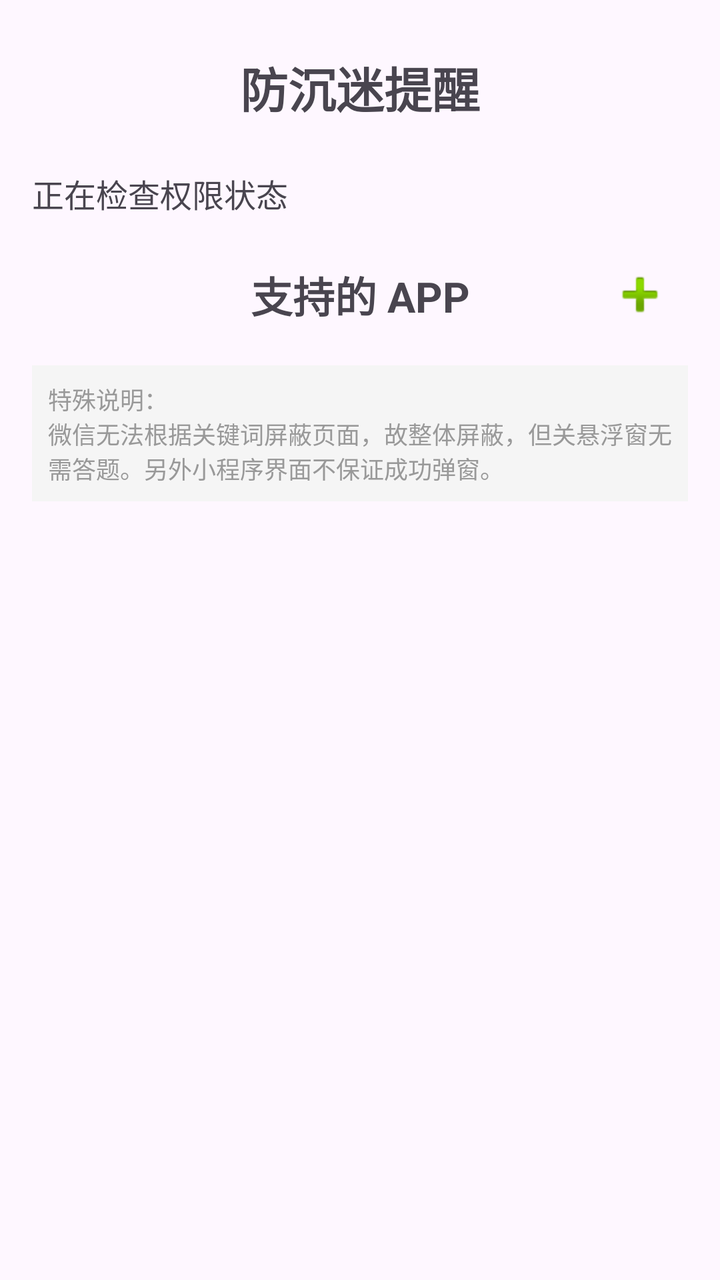
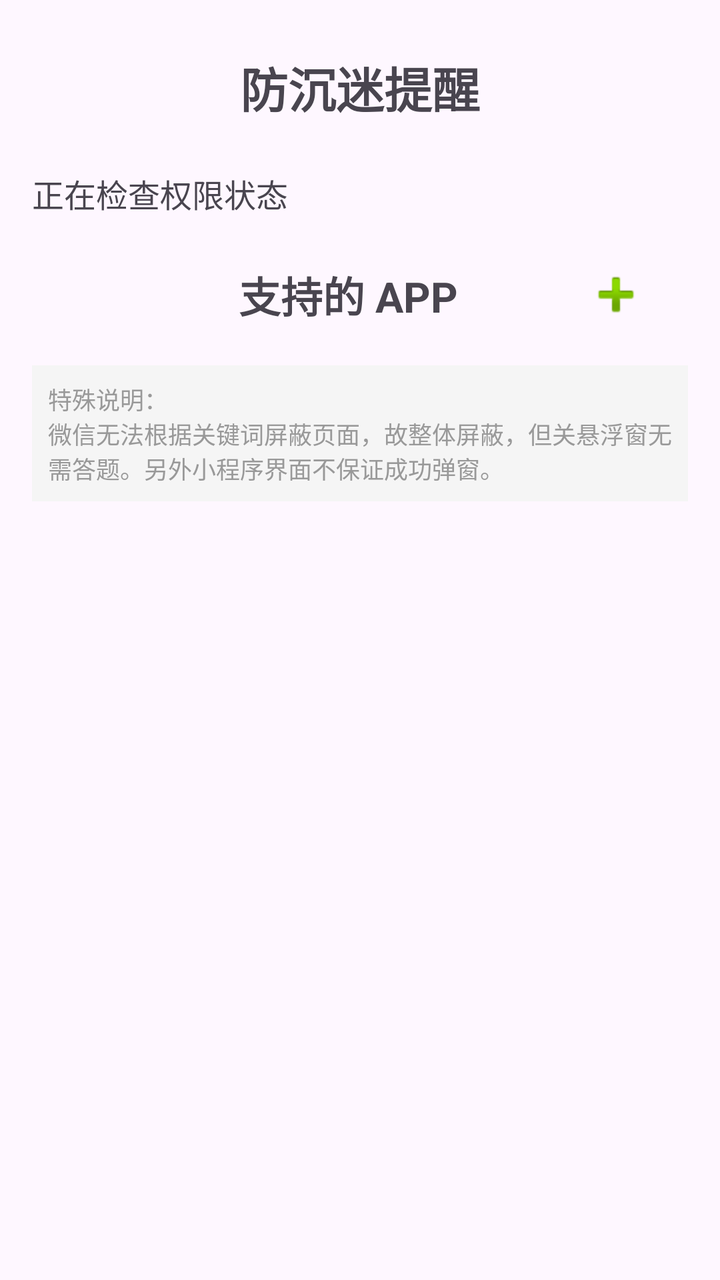

Before-and-after screenshots of an Android layout around one commit, followed by the original layout XML and the change that was made.
<!-- AndroidManifest.xml: application theme Theme.Basic -->
<!-- res/layout/fragment_home.xml -->
<?xml version="1.0" encoding="utf-8"?>
<ScrollView xmlns:android="http://schemas.android.com/apk/res/android"
    xmlns:app="http://schemas.android.com/apk/res-auto"
    android:layout_width="match_parent"
    android:layout_height="match_parent"
    android:fillViewport="true">

    <androidx.constraintlayout.widget.ConstraintLayout
        android:layout_width="match_parent"
        android:layout_height="wrap_content"
        android:paddingStart="16dp"
        android:paddingEnd="16dp"
        android:paddingTop="16dp"
        android:paddingBottom="16dp">

        <TextView
            android:id="@+id/tv_title"
            android:layout_width="wrap_content"
            android:layout_height="wrap_content"
            android:text="防沉迷提醒"
            android:layout_marginTop="10dp"
            android:layout_marginBottom="16dp"
            android:textSize="24sp"
            android:textStyle="bold"
            app:layout_constraintBottom_toTopOf="@+id/ll_permissions"
            app:layout_constraintEnd_toEndOf="parent"
            app:layout_constraintStart_toStartOf="parent"
            app:layout_constraintTop_toTopOf="parent"
            app:layout_constraintVertical_chainStyle="packed" />

        <LinearLayout
            android:id="@+id/ll_permissions"
            android:layout_width="0dp"
            android:layout_height="wrap_content"
            android:layout_marginTop="8dp"
            android:orientation="horizontal"
            android:baselineAligned="false"
            app:layout_constraintBottom_toTopOf="@+id/ll_apps_header"
            app:layout_constraintEnd_toEndOf="parent"
            app:layout_constraintStart_toStartOf="parent"
            app:layout_constraintTop_toBottomOf="@+id/tv_title">

            <TextView
                android:id="@+id/tv_description"
                android:layout_width="0dp"
                android:layout_height="wrap_content"
                android:layout_weight="3"
                android:text="正在检查权限状态"
                android:textAlignment="viewStart"
                android:textSize="16sp" />

            <TextView
                android:id="@+id/tv_optional_permissions"
                android:layout_width="0dp"
                android:layout_height="wrap_content"
                android:layout_weight="2"
                android:layout_marginStart="16dp"
                android:textAlignment="viewStart"
                android:textSize="16sp" />

        </LinearLayout>

        <LinearLayout
            android:id="@+id/ll_apps_header"
            android:layout_width="0dp"
            android:layout_height="wrap_content"
            android:layout_marginTop="15dp"
            android:orientation="horizontal"
            android:gravity="center_vertical"
            app:layout_constraintEnd_toEndOf="parent"
            app:layout_constraintStart_toStartOf="parent"
            app:layout_constraintTop_toBottomOf="@id/ll_permissions">

            <Space
                android:layout_width="48dp"
                android:layout_height="1dp" />

            <TextView
                android:id="@+id/tv_apps_subtitle"
                android:layout_width="0dp"
                android:layout_height="wrap_content"
                android:layout_weight="1"
                android:text="支持的 APP"
                android:textSize="21sp"
                android:textStyle="bold"
                android:gravity="center" />

            <ImageButton
                android:id="@+id/btn_add_app"
                android:layout_width="48dp"
                android:layout_height="48dp"
                android:background="?attr/selectableItemBackgroundBorderless"
                android:src="@android:drawable/ic_input_add"
                android:contentDescription="添加 APP"
                android:scaleType="centerInside" />

        </LinearLayout>

        <androidx.recyclerview.widget.RecyclerView
            android:id="@+id/rv_app_cards"
            android:layout_width="0dp"
            android:layout_height="wrap_content"
            android:layout_marginTop="-5dp"
            android:layout_marginBottom="4dp"
            android:nestedScrollingEnabled="false"
            app:layout_constraintEnd_toEndOf="parent"
            app:layout_constraintStart_toStartOf="parent"
            app:layout_constraintTop_toBottomOf="@+id/ll_apps_header"
            app:layout_constraintBottom_toTopOf="@+id/tv_remark" />

        <TextView
            android:id="@+id/tv_remark"
            android:layout_width="0dp"
            android:layout_height="wrap_content"
            android:layout_marginTop="16dp"
            android:text="特殊说明：\n微信无法根据关键词屏蔽页面，故整体屏蔽，但关悬浮窗无需答题。另外小程序界面不保证成功弹窗。"
            android:textSize="12sp"
            android:textColor="#999999"
            android:gravity="left"
            android:padding="8dp"
            android:background="#F5F5F5"
            app:layout_constraintEnd_toEndOf="parent"
            app:layout_constraintStart_toStartOf="parent"
            app:layout_constraintTop_toBottomOf="@+id/rv_app_cards" />

    </androidx.constraintlayout.widget.ConstraintLayout>

</ScrollView>
<!-- resources referenced by this layout -->
<resources>
  <style name="Theme.Basic" parent="Base.Theme.Basic" />
  <style name="Base.Theme.Basic" parent="Theme.Material3.DayNight.NoActionBar">
          
          
      </style>
</resources>

<!-- the commit's change to res/layout/fragment_home.xml (unified diff, before → after) -->
@@ -89,6 +89,7 @@
                 android:id="@+id/btn_add_app"
                 android:layout_width="48dp"
                 android:layout_height="48dp"
+                android:layout_marginEnd="12dp"
                 android:background="?attr/selectableItemBackgroundBorderless"
                 android:src="@android:drawable/ic_input_add"
                 android:contentDescription="添加 APP"
